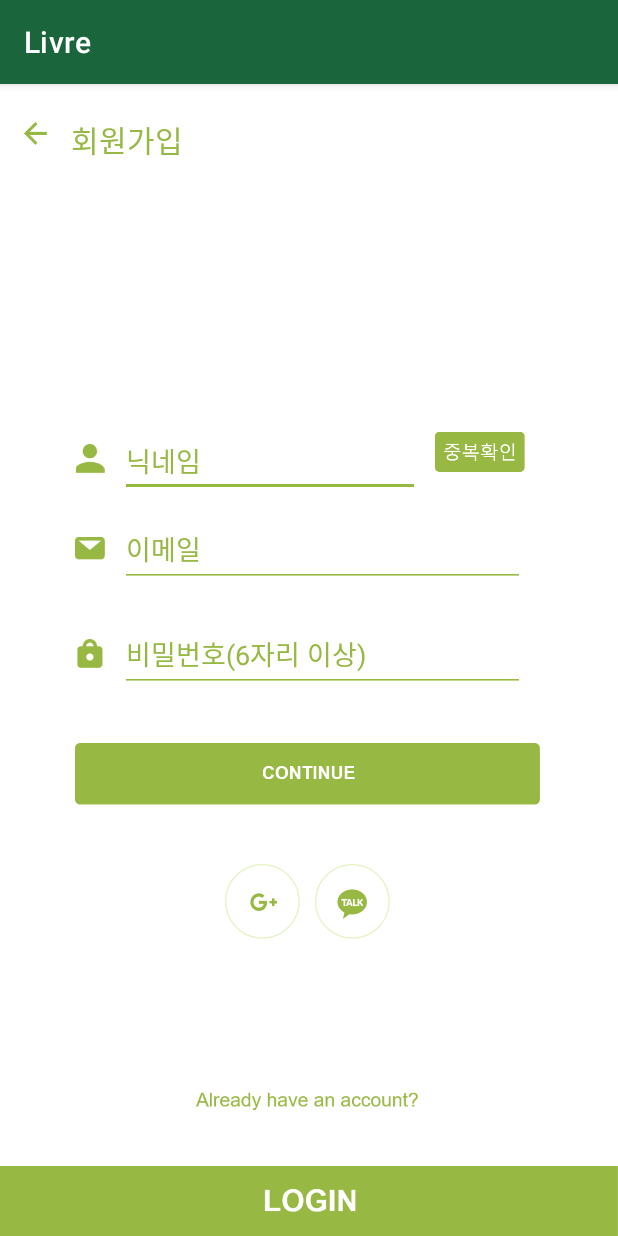
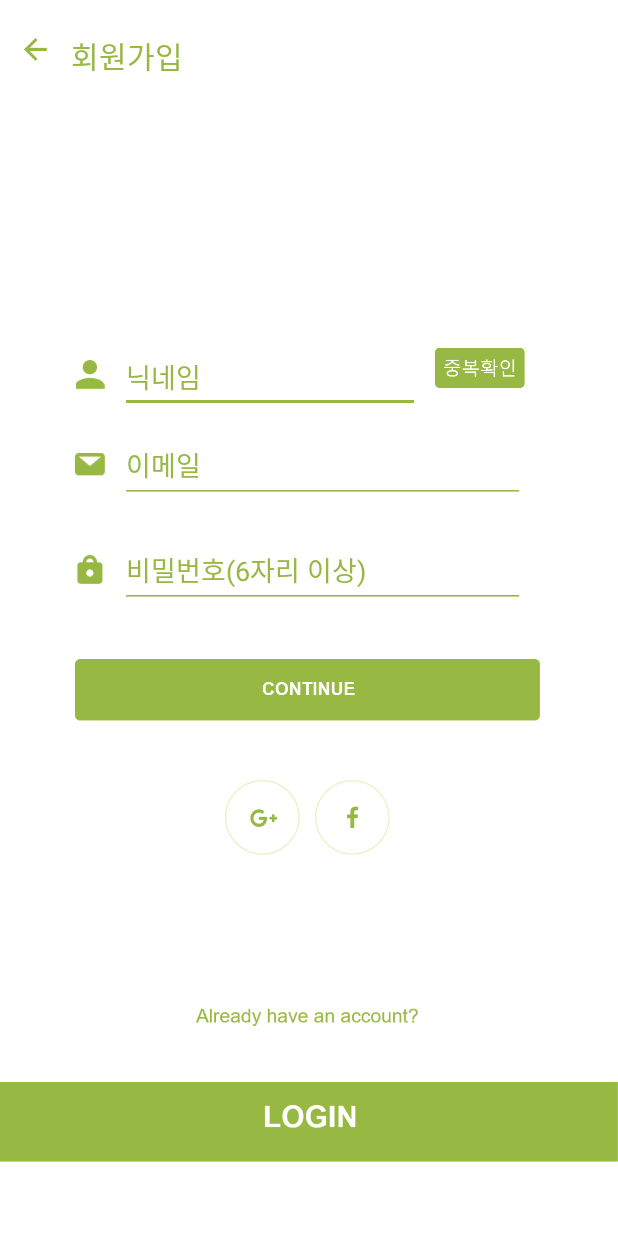
Before and after one commit to MinaRoh/Livre, an Android app: the SignUpActivity screen opened directly, with no data from a screen before it, on a phone screen of 412 x 824 dp. Run offline under Robolectric (Android 15) with nearby library versions, the light colour scheme and no system bars; our stand-ins replace Firebase (no records; nobody signed in at launch, a user with empty details on screens opened directly).

Commit message:
Add btn_facebook, remove action bar

```diff
--- a/app/src/main/res/layout/activity_sign_up.xml
+++ b/app/src/main/res/layout/activity_sign_up.xml
@@ -167,16 +167,16 @@ android:orientation="horizontal">
             android:src="@drawable/btn_google"
             android:layout_marginStart="150dp" />
         <ImageButton
-            android:id="@+id/btn_kakao_signup"
+            android:id="@+id/btn_facebook"
             android:layout_width="50dp"
             android:layout_height="50dp"
             android:layout_marginLeft="10dp"
             android:layout_marginTop="30dp"
             android:adjustViewBounds="true"
             android:background="@android:color/transparent"
-            android:contentDescription="@string/btn_continue"
+            android:contentDescription="@string/facebook"
             android:scaleType="fitCenter"
-            android:src="@drawable/btn_kakao"
+            android:src="@drawable/btn_facebook"
             android:layout_marginStart="10dp" />
     </LinearLayout>
     <LinearLayout
--- a/app/src/main/res/values/strings.xml
+++ b/app/src/main/res/values/strings.xml
@@ -18,12 +18,12 @@
     <string name="btn_password">btn_password</string>
     <string name="password">비밀번호(6자리 이상)</string>
     <string name="btn_continue">continue</string>
-    <string name="btn_kakao">btn_kakao</string>
     <string name="btn_google">btn_google</string>
     <string name="btn_already_have_an_account">btn_already_have_an_account</string>
     <string name="btn_login">btn_login</string>
     <string name="sign_in_text">로그인</string>
     <string name="btn_find_pw">btn_find_pw</string>
+    <string name="facebook">facebook</string>
 
     <!-- TODO: Remove or change this placeholder text -->
     <string name="hello_blank_fragment">Hello blank fragment</string>
--- a/app/src/main/res/values/themes.xml
+++ b/app/src/main/res/values/themes.xml
@@ -12,5 +12,7 @@
         <!-- Status bar color. -->
         <item name="android:statusBarColor" tools:targetApi="l">?attr/colorPrimaryVariant</item>
         <!-- Customize your theme here. -->
+        <item name="windowActionBar">false</item>
+        <item name="windowNoTitle">true</item>
     </style>
 </resources>
```
Also changed, not shown: app/src/main/res/drawable/btn_facebook.png (added).
